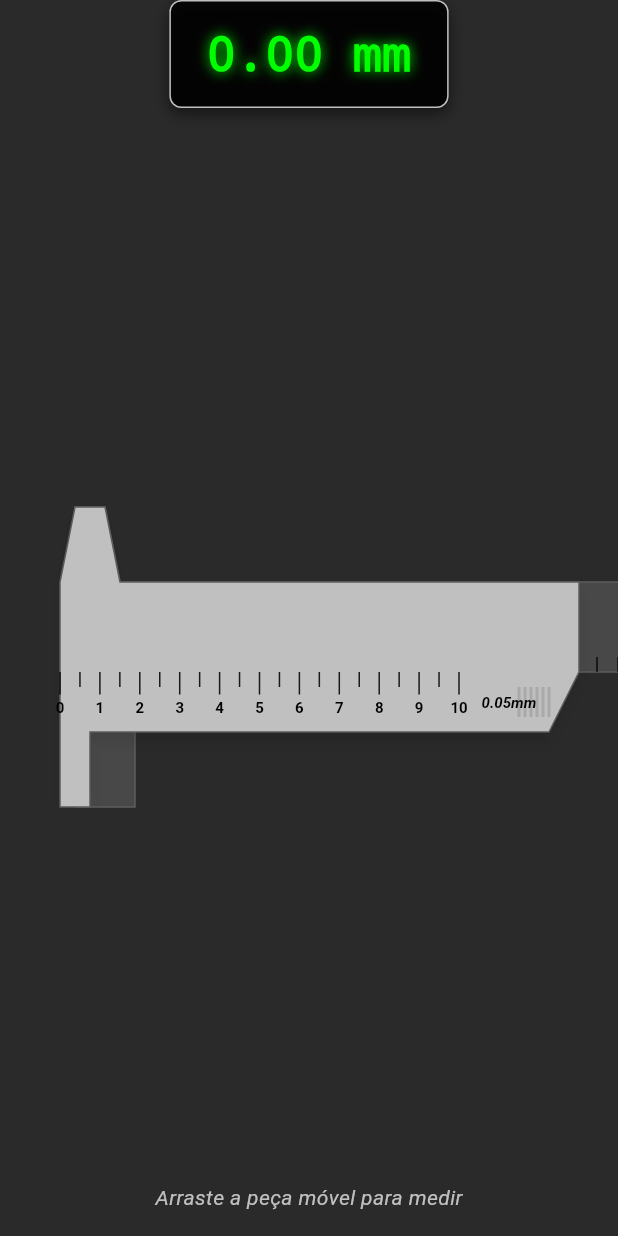
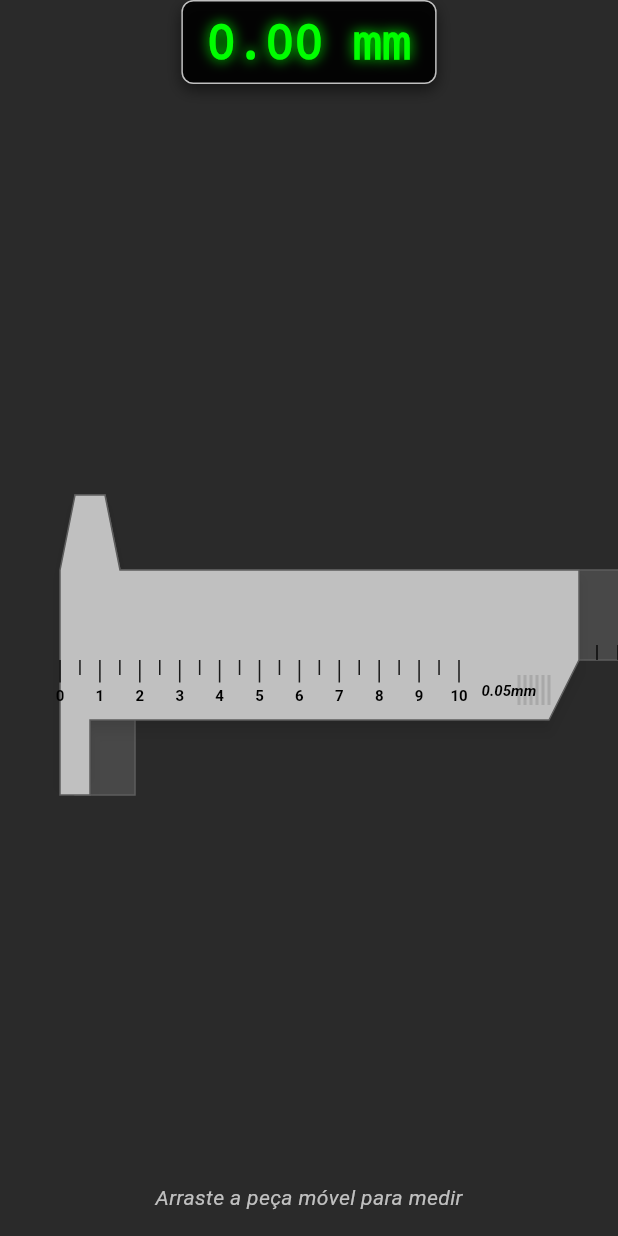
Before and after one commit to MaxsonCoelho/guia_ferramenteiro, a Flutter app: the CaliperSimulator widget shown alone on an empty page, opened directly, on a phone screen of 412 x 824 dp. Run offline on Flutter 3.47's test engine with Material 3 defaults, Android fonts, the phone set to English and light mode, and no system bars; our stand-ins replace flutter_riverpod.

Commit message:
fix: more adjust desing

```diff
--- a/lib/features/home/presentation/widgets/caliper_simulator.dart
+++ b/lib/features/home/presentation/widgets/caliper_simulator.dart
@@ -41,7 +41,7 @@ class _CaliperSimulatorState extends State<CaliperSimulator> {
       children: [
         // Digital Readout (Didactic aid)
         Container(
-          padding: const EdgeInsets.symmetric(horizontal: 24, vertical: 12),
+          padding: const EdgeInsets.symmetric(horizontal: 16, vertical: 4),
           decoration: BoxDecoration(
             color: Colors.black87,
             borderRadius: BorderRadius.circular(8),
```
